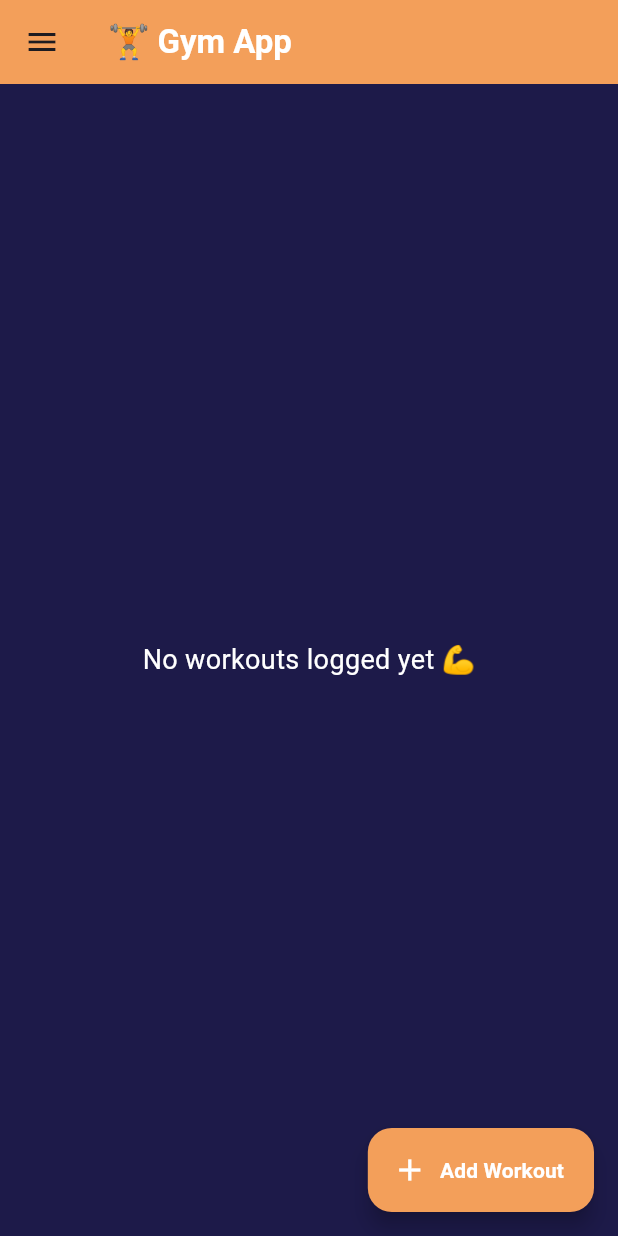
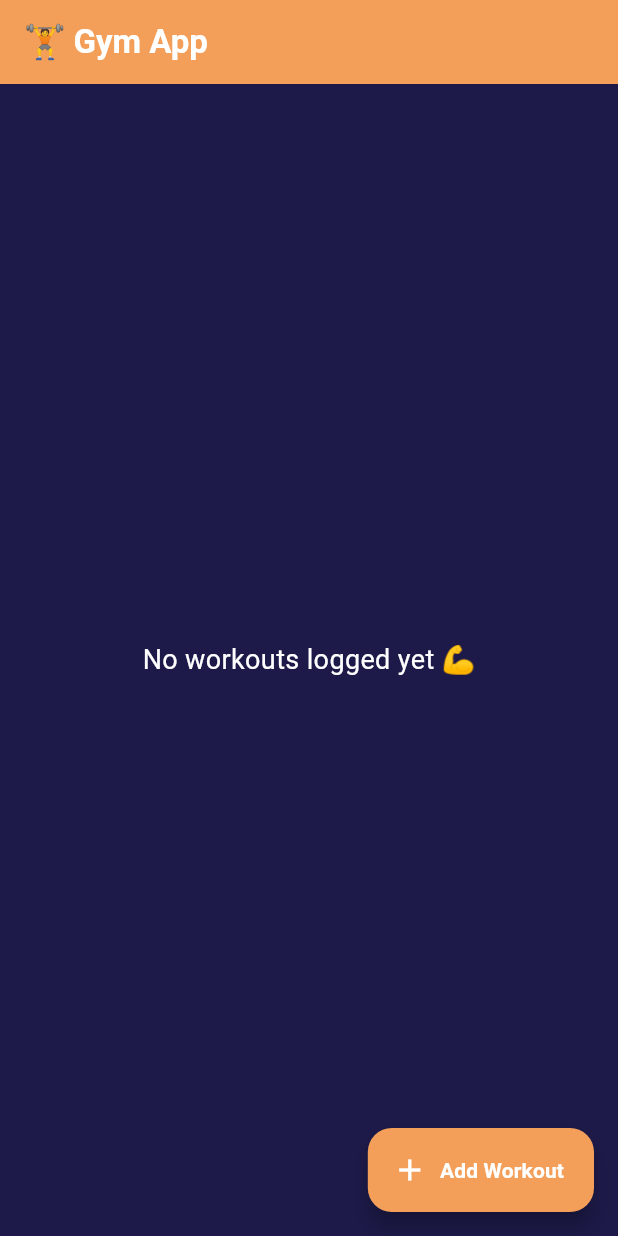
Before and after one commit to sujanae/Gym_Buddy, a Flutter app: the screen it shows after launch, on a phone screen of 412 x 824 dp. Run offline on Flutter 3.47's test engine with Material 3 defaults, Android fonts, the phone set to English and light mode, and no system bars; our stand-ins replace hive, hive_flutter; accounts and stored records are empty.

```diff
--- a/lib/pages/home_page.dart
+++ b/lib/pages/home_page.dart
@@ -27,18 +27,17 @@ class _HomePageState extends State<HomePage> {
         backgroundColor: AppColors.primary,
       ),
 
-      drawer: const Drawer(
-        backgroundColor: AppColors.background,
-        child: DrawerHeader(
-          child: Center(
-            child: Text(
-              "Coming Soon...",
-              style: TextStyle(color: AppColors.text),
-            ),
-          ),
-        ),
-      ),
-
+      // drawer: const Drawer(
+      //   backgroundColor: AppColors.background,
+      //   child: DrawerHeader(
+      //     child: Center(
+      //       child: Text(
+      //         "Coming Soon...",
+      //         style: TextStyle(color: AppColors.text),
+      //       ),
+      //     ),
+      //   ),
+      // ),
       body: ValueListenableBuilder(
         valueListenable: Hive.box<WorkoutNote>('workout_notes').listenable(),
         builder: (context, Box<WorkoutNote> box, _) {
```
